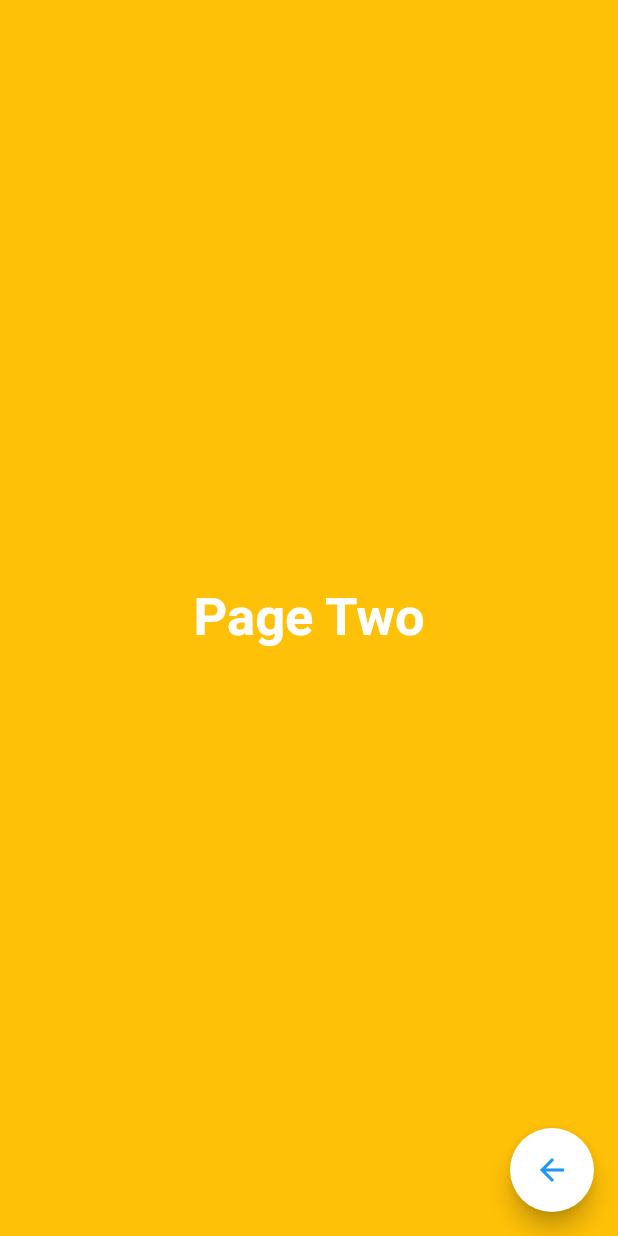
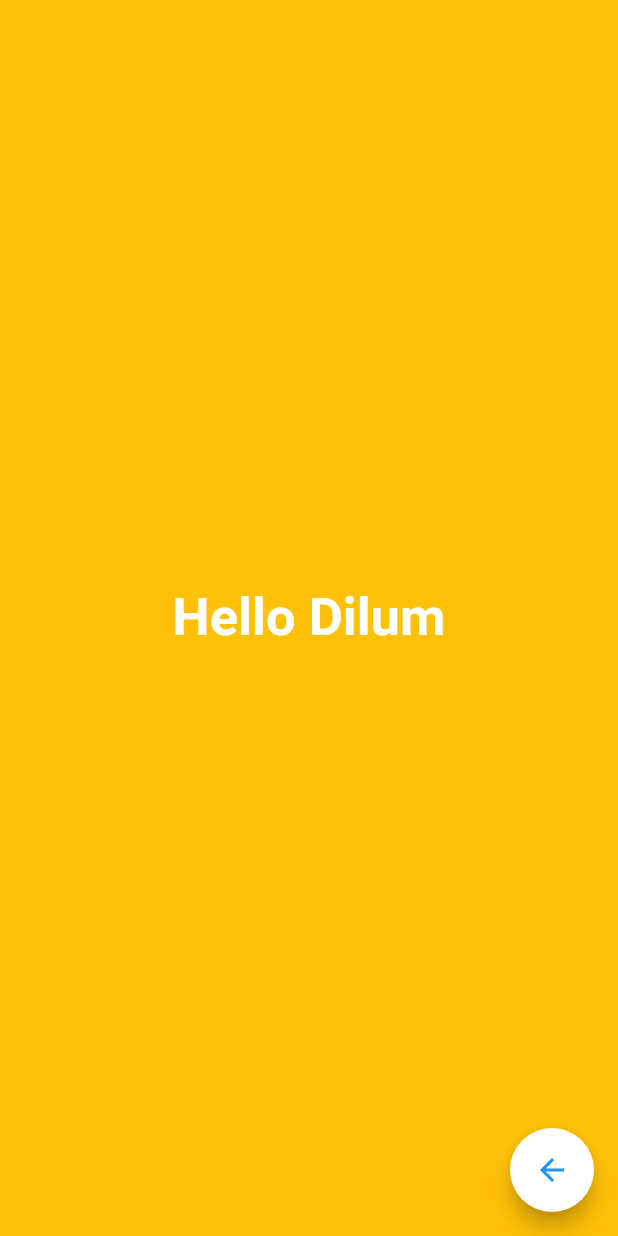
Before and after one commit to dilumdesilva/Flutter-Navigation, a Flutter app: the screen it shows after launch, after a tap on the "arrow forward" icon, on a phone screen of 412 x 824 dp. Run offline on Flutter 3.47's test engine with Material 2 defaults, Android fonts, the phone set to English and light mode, and no system bars.

Commit message:
Data passing in named routes completed version.

```diff
--- a/code_samples/simple_navigation/lib/main.dart
+++ b/code_samples/simple_navigation/lib/main.dart
@@ -1,5 +1,6 @@
 import 'package:flutter/material.dart';
-import 'package:simple_navigation/page1.dart';
+import 'package:simple_navigation/user.dart';
+
 
 void main() => runApp(MyApp());
 
@@ -8,11 +9,81 @@ class MyApp extends StatelessWidget {
   @override
   Widget build(BuildContext context) {
     return MaterialApp(
-      title: 'Flutter Demo',
-      theme: ThemeData(
-        primarySwatch: Colors.blue,
-      ),
-      home: Page1()
+        title: 'Flutter Demo',
+        theme: ThemeData(
+          primarySwatch: Colors.blue,
+        ),
+
+        //Declaring Routes
+        routes: <String, WidgetBuilder>{
+          '/page1': (BuildContext context) => new Page1(),
+          '/page2': (BuildContext context) => new Page2(),
+        },
+
+        home: Page1()
     );
   }
 }
+
+class Page1 extends StatelessWidget {
+  @override
+  Widget build(BuildContext context) => Scaffold(
+    backgroundColor: Colors.blue,
+    floatingActionButton: FloatingActionButton(
+      onPressed: (){
+        User user = new User(name: 'Dilum');
+        Navigator.of(context).pushNamed('/page2', arguments: user);
+      },
+      tooltip:'Next Page',
+      child: IconTheme(
+        data: new IconThemeData(
+          color: Colors.blue,
+        ),
+        child: new Icon(Icons.arrow_forward),
+      ),
+      backgroundColor: Colors.white,
+    ),
+    body: Container(
+        child: Center(
+          child: Text(
+            'Page One',
+            style: TextStyle(fontSize: 35.0, fontWeight: FontWeight.bold, color: Colors.white ),
+          ),
+        )
+    ),
+  );
+}
+
+class Page2 extends StatelessWidget {
+  User user;
+
+  @override
+  Widget build(BuildContext context) {
+    RouteSettings settings = ModalRoute.of(context).settings;
+    user = settings.arguments;
+    return Scaffold(
+      backgroundColor: Colors.amber,
+      floatingActionButton: FloatingActionButton(
+        onPressed: (){
+          Navigator.pop(context);
+        },
+        tooltip:'Next Page',
+        child: IconTheme(
+          data: new IconThemeData(
+            color: Colors.blue,
+          ),
+          child: new Icon(Icons.arrow_back),
+        ),
+        backgroundColor: Colors.white,
+      ),
+      body: Container(
+          child: Center(
+            child: Text(
+              'Hello ${this.user.name}',
+              style: TextStyle(fontSize: 35.0, fontWeight: FontWeight.bold, color: Colors.white ),
+            ),
+          )
+      ),
+    );
+  }
+}
--- a/code_samples/simple_navigation/lib/page1.dart
+++ /dev/null
@@ -1,32 +0,0 @@
-import 'package:flutter/material.dart';
-import 'package:simple_navigation/page2.dart';
-
-class Page1 extends StatelessWidget {
-  @override
-  Widget build(BuildContext context) => Scaffold(
-    backgroundColor: Colors.blue,
-    floatingActionButton: FloatingActionButton(
-      onPressed: (){
-        Navigator.push(context, new MaterialPageRoute(
-          builder: (context) => Page2()
-        ));
-      },
-      tooltip:'Next Page',
-      child: IconTheme(
-        data: new IconThemeData(
-          color: Colors.blue,
-        ),
-        child: new Icon(Icons.arrow_forward),
-      ),
-      backgroundColor: Colors.white,
-    ),
-    body: Container(
-        child: Center(
-          child: Text(
-            'Page One',
-            style: TextStyle(fontSize: 35.0, fontWeight: FontWeight.bold, color: Colors.white ),
-          ),
-        )
-    ),
-  );
-}
--- a/code_samples/simple_navigation/lib/page2.dart
+++ /dev/null
@@ -1,29 +0,0 @@
-import 'package:flutter/material.dart';
-
-class Page2 extends StatelessWidget {
-  @override
-  Widget build(BuildContext context) => Scaffold(
-    backgroundColor: Colors.amber,
-    floatingActionButton: FloatingActionButton(
-      onPressed: (){
-        Navigator.pop(context);
-      },
-      tooltip:'Next Page',
-      child: IconTheme(
-        data: new IconThemeData(
-          color: Colors.blue,
-        ),
-        child: new Icon(Icons.arrow_back),
-      ),
-      backgroundColor: Colors.white,
-    ),
-    body: Container(
-      child: Center(
-        child: Text(
-            'Page Two',
-            style: TextStyle(fontSize: 35.0, fontWeight: FontWeight.bold, color: Colors.white ),
-        ),
-      )
-    ),
-  );
-}
--- /dev/null
+++ b/code_samples/simple_navigation/lib/user.dart
@@ -0,0 +1,4 @@
+class User {
+  final String name;
+  User({this.name});
+}
```
